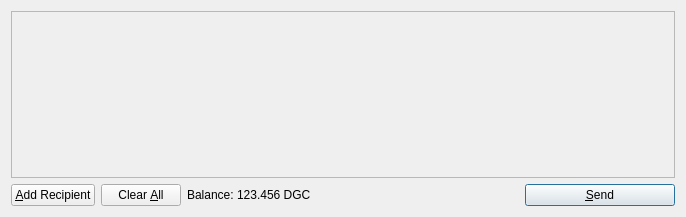
DGCDev/digitalcoin, file src/qt/forms/sendcoinsdialog.ui: the form before one commit.
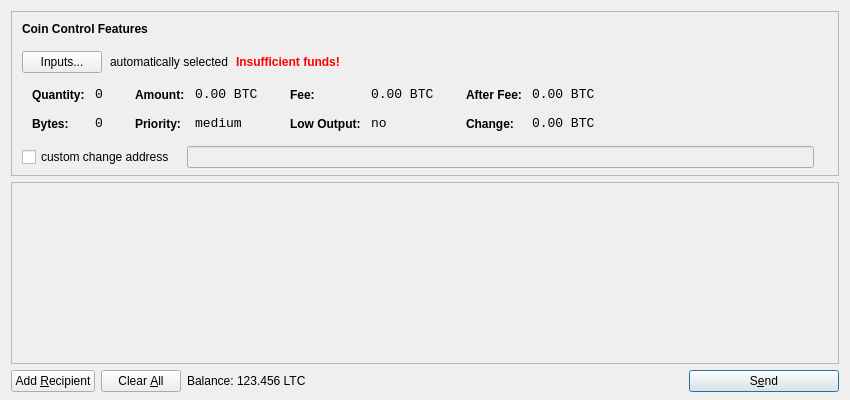
The form after the commit. Icons and pictures are not drawn.

Commit message:
DigitalCoin 2.0 Source Update
DigitalCoin Core Software Update

The edit to the form file:
```diff
--- a/src/qt/forms/sendcoinsdialog.ui
+++ b/src/qt/forms/sendcoinsdialog.ui
@@ -6,14 +6,615 @@
    <rect>
     <x>0</x>
     <y>0</y>
-    <width>686</width>
-    <height>217</height>
+    <width>850</width>
+    <height>400</height>
    </rect>
   </property>
   <property name="windowTitle">
    <string>Send Coins</string>
   </property>
-  <layout class="QVBoxLayout" name="verticalLayout">
+  <layout class="QVBoxLayout" name="verticalLayout" stretch="0,1,0">
+   <property name="bottomMargin">
+    <number>8</number>
+   </property>
+   <item>
+    <widget class="QFrame" name="frameCoinControl">
+     <property name="sizePolicy">
+      <sizepolicy hsizetype="Expanding" vsizetype="Expanding">
+       <horstretch>0</horstretch>
+       <verstretch>0</verstretch>
+      </sizepolicy>
+     </property>
+     <property name="maximumSize">
+      <size>
+       <width>16777215</width>
+       <height>16777215</height>
+      </size>
+     </property>
+     <property name="frameShape">
+      <enum>QFrame::StyledPanel</enum>
+     </property>
+     <property name="frameShadow">
+      <enum>QFrame::Sunken</enum>
+     </property>
+     <layout class="QVBoxLayout" name="verticalLayoutCoinControl2">
+      <property name="spacing">
+       <number>-1</number>
+      </property>
+      <property name="leftMargin">
+       <number>0</number>
+      </property>
+      <property name="topMargin">
+       <number>0</number>
+      </property>
+      <property name="rightMargin">
+       <number>0</number>
+      </property>
+      <property name="bottomMargin">
+       <number>6</number>
+      </property>
+      <item>
+       <layout class="QVBoxLayout" name="verticalLayoutCoinControl" stretch="0,0,0,0,1">
+        <property name="spacing">
+         <number>0</number>
+        </property>
+        <property name="leftMargin">
+         <number>10</number>
+        </property>
+        <property name="topMargin">
+         <number>10</number>
+        </property>
+        <item>
+         <layout class="QHBoxLayout" name="horizontalLayoutCoinControl1">
+          <property name="bottomMargin">
+           <number>15</number>
+          </property>
+          <item>
+           <widget class="QLabel" name="labelCoinControlFeatures">
+            <property name="sizePolicy">
+             <sizepolicy hsizetype="Preferred" vsizetype="Maximum">
+              <horstretch>0</horstretch>
+              <verstretch>0</verstretch>
+             </sizepolicy>
+            </property>
+            <property name="font">
+             <font>
+              <weight>75</weight>
+              <bold>true</bold>
+             </font>
+            </property>
+            <property name="styleSheet">
+             <string notr="true">font-weight:bold;</string>
+            </property>
+            <property name="text">
+             <string>Coin Control Features</string>
+            </property>
+           </widget>
+          </item>
+         </layout>
+        </item>
+        <item>
+         <layout class="QHBoxLayout" name="horizontalLayoutCoinControl2" stretch="0,0,0,0">
+          <property name="spacing">
+           <number>8</number>
+          </property>
+          <property name="bottomMargin">
+           <number>10</number>
+          </property>
+          <item>
+           <widget class="QPushButton" name="pushButtonCoinControl">
+            <property name="styleSheet">
+             <string notr="true"/>
+            </property>
+            <property name="text">
+             <string>Inputs...</string>
+            </property>
+           </widget>
+          </item>
+          <item>
+           <widget class="QLabel" name="labelCoinControlAutomaticallySelected">
+            <property name="text">
+             <string>automatically selected</string>
+            </property>
+            <property name="margin">
+             <number>5</number>
+            </property>
+           </widget>
+          </item>
+          <item>
+           <widget class="QLabel" name="labelCoinControlInsuffFunds">
+            <property name="font">
+             <font>
+              <weight>75</weight>
+              <bold>true</bold>
+             </font>
+            </property>
+            <property name="styleSheet">
+             <string notr="true">color:red;font-weight:bold;</string>
+            </property>
+            <property name="text">
+             <string>Insufficient funds!</string>
+            </property>
+            <property name="margin">
+             <number>5</number>
+            </property>
+           </widget>
+          </item>
+          <item>
+           <spacer name="horizontalSpacerCoinControl">
+            <property name="orientation">
+             <enum>Qt::Horizontal</enum>
+            </property>
+            <property name="sizeHint" stdset="0">
+             <size>
+              <width>40</width>
+              <height>1</height>
+             </size>
+            </property>
+           </spacer>
+          </item>
+         </layout>
+        </item>
+        <item>
+         <widget class="QWidget" name="widgetCoinControl" native="true">
+          <property name="sizePolicy">
+           <sizepolicy hsizetype="Preferred" vsizetype="Preferred">
+            <horstretch>0</horstretch>
+            <verstretch>0</verstretch>
+           </sizepolicy>
+          </property>
+          <property name="minimumSize">
+           <size>
+            <width>0</width>
+            <height>0</height>
+           </size>
+          </property>
+          <property name="styleSheet">
+           <string notr="true"/>
+          </property>
+          <layout class="QHBoxLayout" name="horizontalLayoutCoinControl5">
+           <property name="margin">
+            <number>0</number>
+           </property>
+           <item>
+            <layout class="QHBoxLayout" name="horizontalLayoutCoinControl3" stretch="0,0,0,1">
+             <property name="spacing">
+              <number>20</number>
+             </property>
+             <property name="topMargin">
+              <number>0</number>
+             </property>
+             <property name="bottomMargin">
+              <number>10</number>
+             </property>
+             <item>
+              <layout class="QFormLayout" name="formLayoutCoinControl1">
+               <property name="horizontalSpacing">
+                <number>10</number>
+               </property>
+               <property name="verticalSpacing">
+                <number>14</number>
+               </property>
+               <property name="leftMargin">
+                <number>10</number>
+               </property>
+               <property name="topMargin">
+                <number>4</number>
+               </property>
+               <property name="rightMargin">
+                <number>6</number>
+               </property>
+               <item row="0" column="0">
+                <widget class="QLabel" name="labelCoinControlQuantityText">
+                 <property name="styleSheet">
+                  <string notr="true">font-weight:bold;</string>
+                 </property>
+                 <property name="text">
+                  <string>Quantity:</string>
+                 </property>
+                 <property name="margin">
+                  <number>0</number>
+                 </property>
+                </widget>
+               </item>
+               <item row="0" column="1">
+                <widget class="QLabel" name="labelCoinControlQuantity">
+                 <property name="font">
+                  <font>
+                   <family>Monospace</family>
+                   <pointsize>10</pointsize>
+                  </font>
+                 </property>
+                 <property name="cursor">
+                  <cursorShape>IBeamCursor</cursorShape>
+                 </property>
+                 <property name="contextMenuPolicy">
+                  <enum>Qt::ActionsContextMenu</enum>
+                 </property>
+                 <property name="text">
+                  <string notr="true">0</string>
+                 </property>
+                 <property name="margin">
+                  <number>0</number>
+                 </property>
+                 <property name="textInteractionFlags">
+                  <set>Qt::LinksAccessibleByMouse|Qt::TextSelectableByKeyboard|Qt::TextSelectableByMouse</set>
+                 </property>
+                </widget>
+               </item>
+               <item row="1" column="0">
+                <widget class="QLabel" name="labelCoinControlBytesText">
+                 <property name="styleSheet">
+                  <string notr="true">font-weight:bold;</string>
+                 </property>
+                 <property name="text">
+                  <string>Bytes:</string>
+                 </property>
+                </widget>
+               </item>
+               <item row="1" column="1">
+                <widget class="QLabel" name="labelCoinControlBytes">
+                 <property name="font">
+                  <font>
+                   <family>Monospace</family>
+                   <pointsize>10</pointsize>
+                  </font>
+                 </property>
+                 <property name="cursor">
+                  <cursorShape>IBeamCursor</cursorShape>
+                 </property>
+                 <property name="contextMenuPolicy">
+                  <enum>Qt::ActionsContextMenu</enum>
+                 </property>
+                 <property name="text">
+                  <string notr="true">0</string>
+                 </property>
+                 <property name="textInteractionFlags">
+                  <set>Qt::LinksAccessibleByMouse|Qt::TextSelectableByKeyboard|Qt::TextSelectableByMouse</set>
+                 </property>
+                </widget>
+               </item>
+              </layout>
+             </item>
+             <item>
+              <layout class="QFormLayout" name="formLayoutCoinControl2">
+               <property name="horizontalSpacing">
+                <number>10</number>
+               </property>
+               <property name="verticalSpacing">
+                <number>14</number>
+               </property>
+               <property name="leftMargin">
+                <number>6</number>
+               </property>
+               <property name="topMargin">
+                <number>4</number>
+               </property>
+               <property name="rightMargin">
+                <number>6</number>
+               </property>
+               <item row="0" column="0">
+                <widget class="QLabel" name="labelCoinControlAmountText">
+                 <property name="styleSheet">
+                  <string notr="true">font-weight:bold;</string>
+                 </property>
+                 <property name="text">
+                  <string>Amount:</string>
+                 </property>
+                 <property name="margin">
+                  <number>0</number>
+                 </property>
+                </widget>
+               </item>
+               <item row="0" column="1">
+                <widget class="QLabel" name="labelCoinControlAmount">
+                 <property name="font">
+                  <font>
+                   <family>Monospace</family>
+                   <pointsize>10</pointsize>
+                  </font>
+                 </property>
+                 <property name="cursor">
+                  <cursorShape>IBeamCursor</cursorShape>
+                 </property>
+                 <property name="contextMenuPolicy">
+                  <enum>Qt::ActionsContextMenu</enum>
+                 </property>
+                 <property name="text">
+                  <string notr="true">0.00 BTC</string>
+                 </property>
+                 <property name="textInteractionFlags">
+                  <set>Qt::LinksAccessibleByMouse|Qt::TextSelectableByKeyboard|Qt::TextSelectableByMouse</set>
+                 </property>
+                </widget>
+               </item>
+               <item row="1" column="0">
+                <widget class="QLabel" name="labelCoinControlPriorityText">
+                 <property name="styleSheet">
+                  <string notr="true">font-weight:bold;</string>
+                 </property>
+                 <property name="text">
+                  <string>Priority:</string>
+                 </property>
+                </widget>
+               </item>
+               <item row="1" column="1">
+                <widget class="QLabel" name="labelCoinControlPriority">
+                 <property name="font">
+                  <font>
+                   <family>Monospace</family>
+                   <pointsize>10</pointsize>
+                  </font>
+                 </property>
+                 <property name="cursor">
+                  <cursorShape>IBeamCursor</cursorShape>
+                 </property>
+                 <property name="contextMenuPolicy">
+                  <enum>Qt::ActionsContextMenu</enum>
+                 </property>
+                 <property name="text">
+                  <string>medium</string>
+                 </property>
+                 <property name="textInteractionFlags">
+                  <set>Qt::LinksAccessibleByMouse|Qt::TextSelectableByKeyboard|Qt::TextSelectableByMouse</set>
+                 </property>
+                </widget>
+               </item>
+              </layout>
+             </item>
+             <item>
+              <layout class="QFormLayout" name="formLayoutCoinControl3">
+               <property name="horizontalSpacing">
+                <number>10</number>
+               </property>
+               <property name="verticalSpacing">
+                <number>14</number>
+               </property>
+               <property name="leftMargin">
+                <number>6</number>
+               </property>
+               <property name="topMargin">
+                <number>4</number>
+               </property>
+               <property name="rightMargin">
+                <number>6</number>
+               </property>
+               <item row="0" column="0">
+                <widget class="QLabel" name="labelCoinControlFeeText">
+                 <property name="styleSheet">
+                  <string notr="true">font-weight:bold;</string>
+                 </property>
+                 <property name="text">
+                  <string>Fee:</string>
+                 </property>
+                 <property name="margin">
+                  <number>0</number>
+                 </property>
+                </widget>
+               </item>
+               <item row="0" column="1">
+                <widget class="QLabel" name="labelCoinControlFee">
+                 <property name="font">
+                  <font>
+                   <family>Monospace</family>
+                   <pointsize>10</pointsize>
+                  </font>
+                 </property>
+                 <property name="cursor">
+                  <cursorShape>IBeamCursor</cursorShape>
+                 </property>
+                 <property name="contextMenuPolicy">
+                  <enum>Qt::ActionsContextMenu</enum>
+                 </property>
+                 <property name="text">
+                  <string notr="true">0.00 BTC</string>
+                 </property>
+                 <property name="textInteractionFlags">
+                  <set>Qt::LinksAccessibleByMouse|Qt::TextSelectableByKeyboard|Qt::TextSelectableByMouse</set>
+                 </property>
+                </widget>
+               </item>
+               <item row="1" column="0">
+                <widget class="QLabel" name="labelCoinControlLowOutputText">
+                 <property name="styleSheet">
+                  <string notr="true">font-weight:bold;</string>
+                 </property>
+                 <property name="text">
+                  <string>Low Output:</string>
+                 </property>
+                </widget>
+               </item>
+               <item row="1" column="1">
+                <widget class="QLabel" name="labelCoinControlLowOutput">
+                 <property name="font">
+                  <font>
+                   <family>Monospace</family>
+                   <pointsize>10</pointsize>
+                  </font>
+                 </property>
+                 <property name="cursor">
+                  <cursorShape>IBeamCursor</cursorShape>
+                 </property>
+                 <property name="contextMenuPolicy">
+                  <enum>Qt::ActionsContextMenu</enum>
+                 </property>
+                 <property name="text">
+                  <string>no</string>
+                 </property>
+                 <property name="textInteractionFlags">
+                  <set>Qt::LinksAccessibleByMouse|Qt::TextSelectableByKeyboard|Qt::TextSelectableByMouse</set>
+                 </property>
+                </widget>
+               </item>
+              </layout>
+             </item>
+             <item>
+              <layout class="QFormLayout" name="formLayoutCoinControl4">
+               <property name="horizontalSpacing">
+                <number>10</number>
+               </property>
+               <property name="verticalSpacing">
+                <number>14</number>
+               </property>
+               <property name="leftMargin">
+                <number>6</number>
+               </property>
+               <property name="topMargin">
+                <number>4</number>
+               </property>
+               <property name="rightMargin">
+                <number>6</number>
+               </property>
+               <item row="0" column="0">
+                <widget class="QLabel" name="labelCoinControlAfterFeeText">
+                 <property name="styleSheet">
+                  <string notr="true">font-weight:bold;</string>
+                 </property>
+                 <property name="text">
+                  <string>After Fee:</string>
+                 </property>
+                 <property name="margin">
+                  <number>0</number>
+                 </property>
+                </widget>
+               </item>
+               <item row="0" column="1">
+                <widget class="QLabel" name="labelCoinControlAfterFee">
+                 <property name="font">
+                  <font>
+                   <family>Monospace</family>
+                   <pointsize>10</pointsize>
+                  </font>
+                 </property>
+                 <property name="cursor">
+                  <cursorShape>IBeamCursor</cursorShape>
+                 </property>
+                 <property name="contextMenuPolicy">
+                  <enum>Qt::ActionsContextMenu</enum>
+                 </property>
+                 <property name="text">
+                  <string notr="true">0.00 BTC</string>
+                 </property>
+                 <property name="textInteractionFlags">
+                  <set>Qt::LinksAccessibleByMouse|Qt::TextSelectableByKeyboard|Qt::TextSelectableByMouse</set>
+                 </property>
+                </widget>
+               </item>
+               <item row="1" column="0">
+                <widget class="QLabel" name="labelCoinControlChangeText">
+                 <property name="styleSheet">
+                  <string notr="true">font-weight:bold;</string>
+                 </property>
+                 <property name="text">
+                  <string>Change:</string>
+                 </property>
+                </widget>
+               </item>
+               <item row="1" column="1">
+                <widget class="QLabel" name="labelCoinControlChange">
+                 <property name="font">
+                  <font>
+                   <family>Monospace</family>
+                   <pointsize>10</pointsize>
+                  </font>
+                 </property>
+                 <property name="cursor">
+                  <cursorShape>IBeamCursor</cursorShape>
+                 </property>
+                 <property name="contextMenuPolicy">
+                  <enum>Qt::ActionsContextMenu</enum>
+                 </property>
+                 <property name="text">
+                  <string notr="true">0.00 BTC</string>
+                 </property>
+                 <property name="textInteractionFlags">
+                  <set>Qt::LinksAccessibleByMouse|Qt::TextSelectableByKeyboard|Qt::TextSelectableByMouse</set>
+                 </property>
+                </widget>
+               </item>
+              </layout>
+             </item>
+            </layout>
+           </item>
+          </layout>
+         </widget>
+        </item>
+        <item>
+         <layout class="QHBoxLayout" name="horizontalLayoutCoinControl4" stretch="0,0,0">
+          <property name="spacing">
+           <number>12</number>
+          </property>
+          <property name="sizeConstraint">
+           <enum>QLayout::SetDefaultConstraint</enum>
+          </property>
+          <property name="topMargin">
+           <number>5</number>
+          </property>
+          <property name="rightMargin">
+           <number>5</number>
+          </property>
+          <item>
+           <widget class="QCheckBox" name="checkBoxCoinControlChange">
+            <property name="text">
+             <string>custom change address</string>
+            </property>
+           </widget>
+          </item>
+          <item>
+           <widget class="QLineEdit" name="lineEditCoinControlChange">
+            <property name="enabled">
+             <bool>false</bool>
+            </property>
+            <property name="sizePolicy">
+             <sizepolicy hsizetype="Expanding" vsizetype="Fixed">
+              <horstretch>0</horstretch>
+              <verstretch>0</verstretch>
+             </sizepolicy>
+            </property>
+           </widget>
+          </item>
+          <item>
+           <widget class="QLabel" name="labelCoinControlChangeLabel">
+            <property name="sizePolicy">
+             <sizepolicy hsizetype="Preferred" vsizetype="Expanding">
+              <horstretch>0</horstretch>
+              <verstretch>0</verstretch>
+             </sizepolicy>
+            </property>
+            <property name="minimumSize">
+             <size>
+              <width>0</width>
+              <height>0</height>
+             </size>
+            </property>
+            <property name="text">
+             <string/>
+            </property>
+            <property name="margin">
+             <number>3</number>
+            </property>
+           </widget>
+          </item>
+         </layout>
+        </item>
+        <item>
+         <spacer name="verticalSpacerCoinControl">
+          <property name="orientation">
+           <enum>Qt::Vertical</enum>
+          </property>
+          <property name="sizeHint" stdset="0">
+           <size>
+            <width>800</width>
+            <height>1</height>
+           </size>
+          </property>
+         </spacer>
+        </item>
+       </layout>
+      </item>
+     </layout>
+    </widget>
+   </item>
    <item>
     <widget class="QScrollArea" name="scrollArea">
      <property name="widgetResizable">
@@ -24,7 +625,7 @@
        <rect>
         <x>0</x>
         <y>0</y>
-        <width>666</width>
+        <width>830</width>
         <height>165</height>
        </rect>
       </property>
@@ -64,7 +665,7 @@
         <string>Send to multiple recipients at once</string>
        </property>
        <property name="text">
-        <string>&amp;Add Recipient</string>
+        <string>Add &amp;Recipient</string>
        </property>
        <property name="icon">
         <iconset resource="../bitcoin.qrc">
@@ -119,7 +720,7 @@
           <cursorShape>IBeamCursor</cursorShape>
          </property>
          <property name="text">
-          <string>123.456 DGC</string>
+          <string>123.456 LTC</string>
          </property>
          <property name="textInteractionFlags">
           <set>Qt::LinksAccessibleByMouse|Qt::TextSelectableByKeyboard|Qt::TextSelectableByMouse</set>
@@ -153,7 +754,7 @@
         <string>Confirm the send action</string>
        </property>
        <property name="text">
-        <string>&amp;Send</string>
+        <string>S&amp;end</string>
        </property>
        <property name="icon">
         <iconset resource="../bitcoin.qrc">
```
The commit also changes 615 other files.
